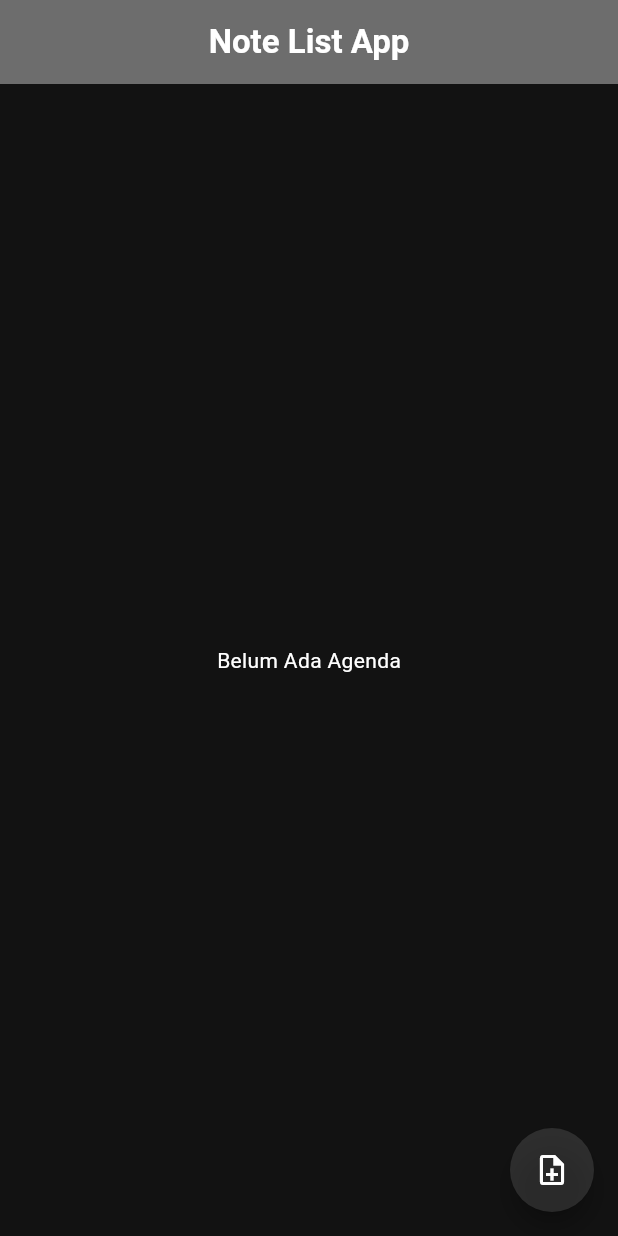
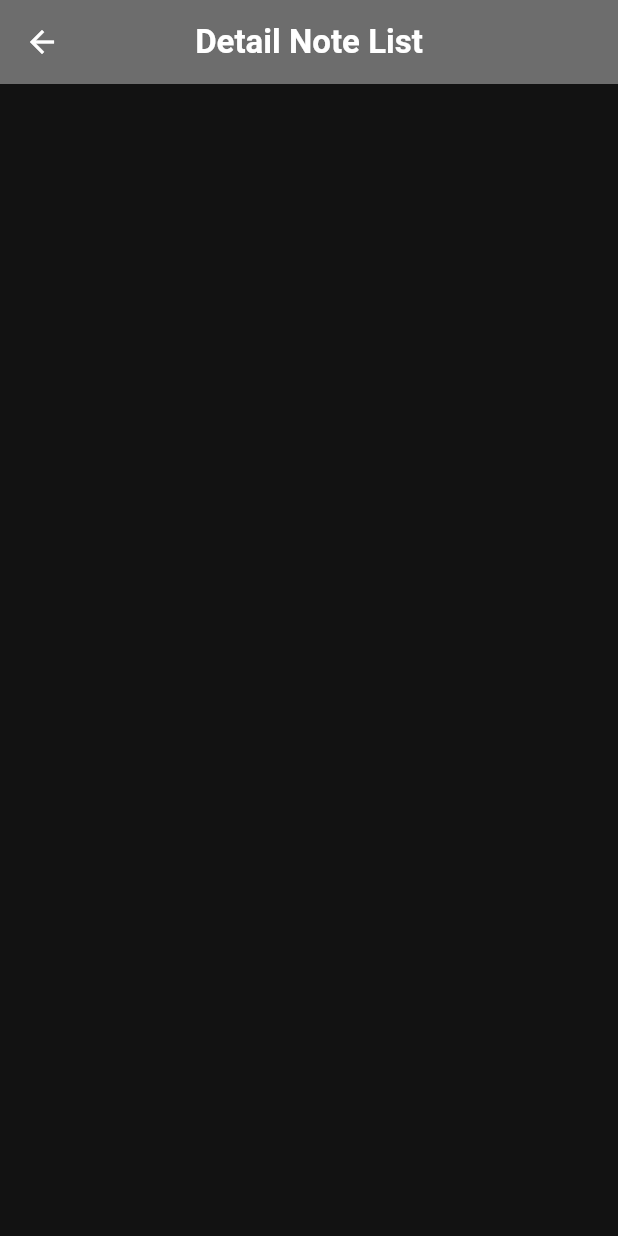
Before and after one commit to muhammadalief19/agenda_app, a Flutter app: the screen it shows after launch, after a tap on the "note add" icon, on a phone screen of 412 x 824 dp. Run offline on Flutter 3.47's test engine with Material 3 defaults, Android fonts, the phone set to English and light mode, and no system bars.

Commit message:
fix:fix pages

```diff
--- a/lib/main.dart
+++ b/lib/main.dart
@@ -1,4 +1,4 @@
-import 'package:agenda_app/screen/note_list.dart';
+import 'package:agenda_app/screen/note_list_page.dart';
 import 'package:flutter/material.dart';
 
 void main() {
--- a/lib/model/note.dart
+++ b/lib/model/note.dart
@@ -0,0 +1 @@
+class Note {}
--- /dev/null
+++ b/lib/screen/detail_note_page.dart
@@ -0,0 +1,26 @@
+import 'package:flutter/material.dart';
+
+class DetailNotePage extends StatefulWidget {
+  const DetailNotePage({super.key});
+
+  @override
+  State<DetailNotePage> createState() => _DetailNotePageState();
+}
+
+class _DetailNotePageState extends State<DetailNotePage> {
+  @override
+  Widget build(BuildContext context) {
+    return Scaffold(
+      appBar: AppBar(
+        title: const Text(
+          'Detail Note List',
+          style: TextStyle(
+            fontWeight: FontWeight.bold,
+          ),
+        ),
+        centerTitle: true,
+        backgroundColor: Colors.white38,
+      ),
+    );
+  }
+}
--- a/lib/screen/note_list.dart
+++ b/lib/screen/note_list_page.dart
@@ -1,3 +1,5 @@
+import 'package:agenda_app/screen/add_edit_note_page.dart';
+import 'package:agenda_app/screen/detail_note_page.dart';
 import 'package:flutter/material.dart';
 
 class NoteListPage extends StatefulWidget {
@@ -27,7 +29,12 @@ class _NoteListPageState extends State<NoteListPage> {
         ),
       ),
       floatingActionButton: FloatingActionButton(
-        onPressed: () {},
+        onPressed: () async {
+          final route = MaterialPageRoute(
+            builder: (context) => DetailNotePage(),
+          );
+          await Navigator.push(context, route);
+        },
         shape: const RoundedRectangleBorder(
           borderRadius: BorderRadius.all(
             Radius.circular(50.0),
```
Also changed, not shown: lib/screen/add_edit_note_page.dart (added, +26 -0 lines), pubspec.yaml (+3 -4 lines), pubspec.lock.
